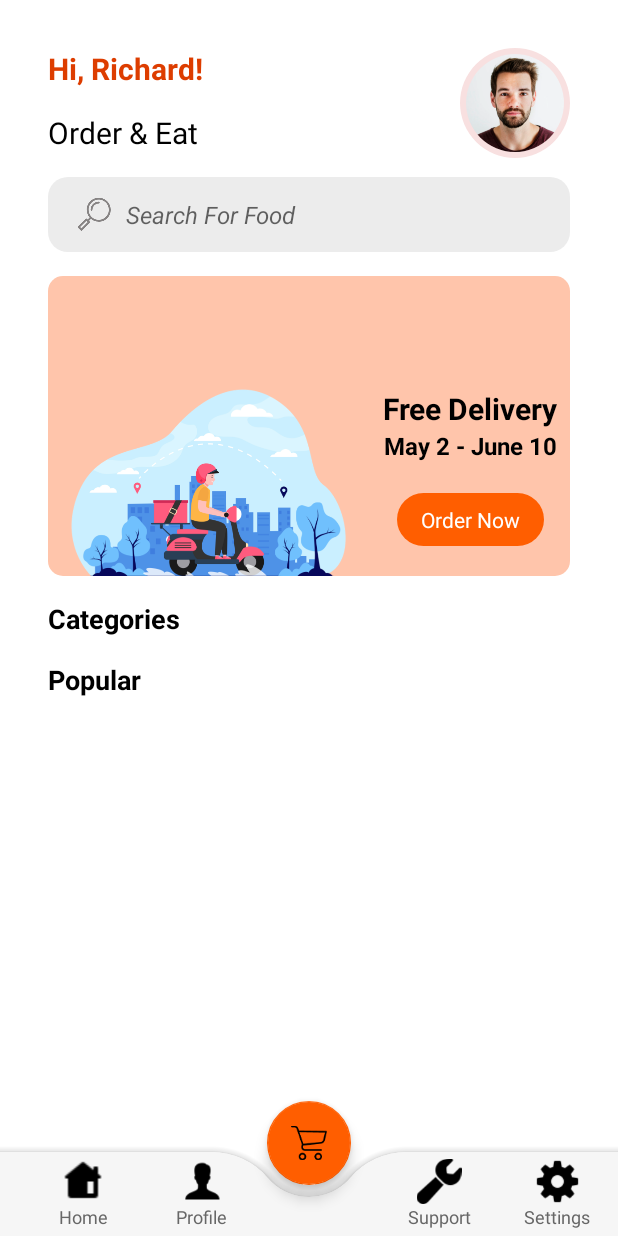
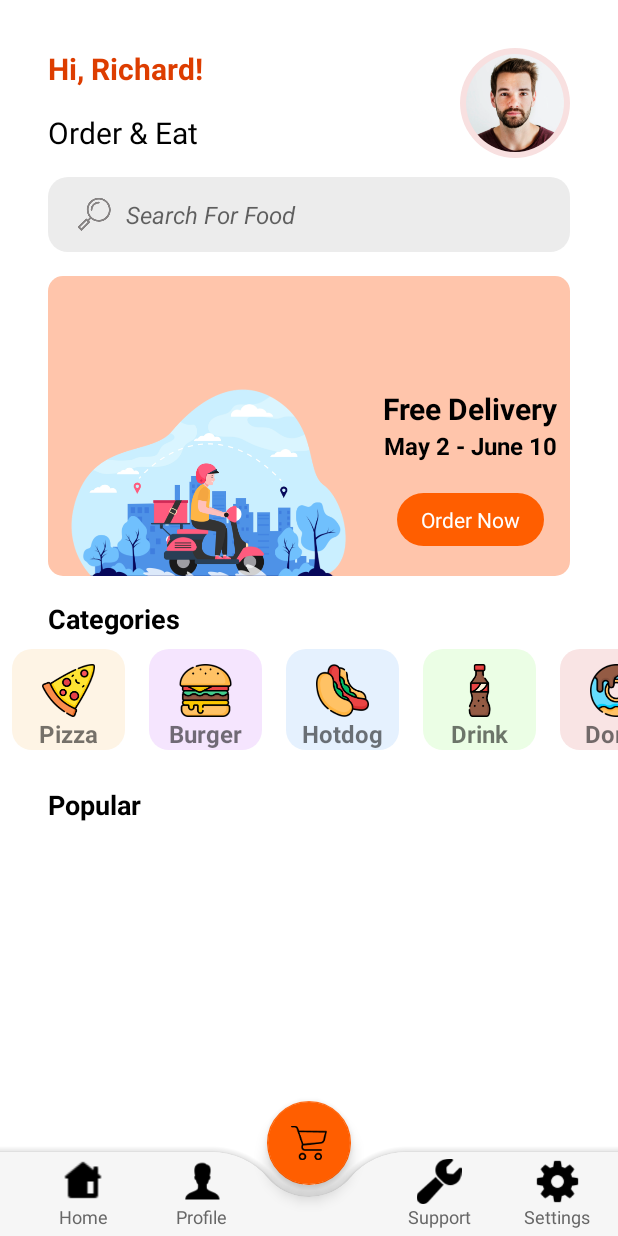
Before and after one commit to George-Bac/food-delivery, an Android app: the MainActivity screen opened directly, with no data from a screen before it, on a phone screen of 412 x 824 dp. Run offline under Robolectric (Android 15) with nearby library versions, the phone set to English and light mode, and no system bars.

Commit message:
Create RecyclerView adapter strategy for defining a set of categories

```diff
--- a/app/src/main/AndroidManifest.xml
+++ b/app/src/main/AndroidManifest.xml
@@ -13,14 +13,14 @@
     android:theme="@style/Theme.FoodDelivery"
     tools:targetApi="31">
     <activity
-      android:name=".MainActivity"
+      android:name=".activity.MainActivity"
       android:exported="false">
       <meta-data
         android:name="android.app.lib_name"
         android:value="" />
     </activity>
     <activity
-      android:name=".IntroActivity"
+      android:name=".activity.IntroActivity"
       android:exported="true">
       <intent-filter>
         <action android:name="android.intent.action.MAIN" />
--- a/app/src/main/java/com/endava/fooddelivery/MainActivity.java
+++ /dev/null
@@ -1,14 +0,0 @@
-package com.endava.fooddelivery;
-
-import androidx.appcompat.app.AppCompatActivity;
-
-import android.os.Bundle;
-
-public class MainActivity extends AppCompatActivity {
-
-   @Override
-   protected void onCreate(Bundle savedInstanceState) {
-      super.onCreate(savedInstanceState);
-      setContentView(R.layout.activity_main);
-   }
-}
--- a/app/src/main/java/com/endava/fooddelivery/IntroActivity.java
+++ b/app/src/main/java/com/endava/fooddelivery/activity/IntroActivity.java
@@ -1,10 +1,12 @@
-package com.endava.fooddelivery;
+package com.endava.fooddelivery.activity;
 
 import androidx.appcompat.app.AppCompatActivity;
 import androidx.constraintlayout.widget.ConstraintLayout;
 
 import android.content.Intent;
 import android.os.Bundle;
+
+import com.endava.fooddelivery.R;
 
 public class IntroActivity extends AppCompatActivity {
 
--- /dev/null
+++ b/app/src/main/java/com/endava/fooddelivery/activity/MainActivity.java
@@ -0,0 +1,39 @@
+package com.endava.fooddelivery.activity;
+
+import androidx.appcompat.app.AppCompatActivity;
+import androidx.recyclerview.widget.LinearLayoutManager;
+import androidx.recyclerview.widget.RecyclerView;
+
+import android.os.Bundle;
+
+import com.endava.fooddelivery.R;
+import com.endava.fooddelivery.adapter.CategoryRecyclerViewAdapter;
+import com.endava.fooddelivery.model.Category;
+
+import java.util.List;
+
+public class MainActivity extends AppCompatActivity {
+
+   private RecyclerView.Adapter categoryRecyclerViewAdapter;
+   private RecyclerView recyclerViewCategories;
+
+   @Override
+   protected void onCreate(Bundle savedInstanceState) {
+      super.onCreate(savedInstanceState);
+      setContentView(R.layout.activity_main);
+
+      recyclerViewCategories = findViewById(R.id.recyclerViewCategories);
+
+      List<Category> categories = List.of(
+            new Category("Pizza", "cat_1"),
+            new Category("Burger", "cat_2"),
+            new Category("Hotdog", "cat_3"),
+            new Category("Drink", "cat_4"),
+            new Category("Donut", "cat_5")
+      );
+      categoryRecyclerViewAdapter = new CategoryRecyclerViewAdapter(categories);
+
+      recyclerViewCategories.setAdapter(categoryRecyclerViewAdapter);
+      recyclerViewCategories.setLayoutManager(new LinearLayoutManager(this, LinearLayoutManager.HORIZONTAL, false));
+   }
+}
--- /dev/null
+++ b/app/src/main/java/com/endava/fooddelivery/adapter/CategoryRecyclerViewAdapter.java
@@ -0,0 +1,80 @@
+package com.endava.fooddelivery.adapter;
+
+import android.view.LayoutInflater;
+import android.view.View;
+import android.view.ViewGroup;
+import android.widget.ImageView;
+import android.widget.TextView;
+
+import androidx.annotation.NonNull;
+import androidx.constraintlayout.widget.ConstraintLayout;
+import androidx.core.content.ContextCompat;
+import androidx.recyclerview.widget.RecyclerView;
+
+import com.bumptech.glide.Glide;
+import com.endava.fooddelivery.R;
+import com.endava.fooddelivery.model.Category;
+
+import java.util.ArrayList;
+import java.util.List;
+
+public class CategoryRecyclerViewAdapter extends RecyclerView.Adapter<CategoryRecyclerViewAdapter.ViewHolder> {
+
+   private List<Category> categories = new ArrayList<>();
+   private String picUrl;
+
+   public CategoryRecyclerViewAdapter(List<Category> categories) {
+      this.categories = categories;
+   }
+
+   @NonNull
+   @Override
+   public ViewHolder onCreateViewHolder(@NonNull ViewGroup parent, int viewType) {
+      return new ViewHolder(LayoutInflater.from(parent.getContext()).inflate(R.layout.viewholder_category, parent, false));
+   }
+
+   @Override
+   public void onBindViewHolder(@NonNull ViewHolder viewHolder, int position) {
+      viewHolder.categoryTitle.setText(categories.get(position).getTitle());
+      viewHolder.categoryTitle.setText(categories.get(position).getTitle());
+      picUrl = "";
+      switch (position) {
+         case 0: setPicUrlAndBackground(viewHolder, "cat_1", R.drawable.category_background1); break;
+         case 1: setPicUrlAndBackground(viewHolder, "cat_2", R.drawable.category_background2); break;
+         case 2: setPicUrlAndBackground(viewHolder, "cat_3", R.drawable.category_background3); break;
+         case 3: setPicUrlAndBackground(viewHolder, "cat_4", R.drawable.category_background4); break;
+         case 4: setPicUrlAndBackground(viewHolder, "cat_5", R.drawable.category_background5); break;
+      }
+      int drawableResourceId = viewHolder.itemView.getContext().getResources().getIdentifier(picUrl, "drawable", viewHolder.itemView.getContext().getPackageName());
+      Glide.with(viewHolder.itemView.getContext()).load(drawableResourceId).into(viewHolder.categoryPic);
+   }
+
+   private void setPicUrlAndBackground(@NonNull ViewHolder viewHolder, String newPicUrl, int categoryBackground) {
+      picUrl = newPicUrl;
+      viewHolder.mainLayout.setBackground(ContextCompat.getDrawable(viewHolder.itemView.getContext(), categoryBackground));
+   }
+
+   @Override
+   public int getItemCount() {
+      return categories.size();
+   }
+
+   public void setCategories(List<Category> categories) {
+      this.categories = categories;
+      notifyDataSetChanged();
+   }
+
+   public class ViewHolder extends RecyclerView.ViewHolder {
+      private TextView categoryTitle;
+      private ImageView categoryPic;
+      private ConstraintLayout mainLayout;
+
+      public ViewHolder(@NonNull View itemView) {
+         super(itemView);
+
+         categoryTitle = itemView.findViewById(R.id.categoryTitle);
+         categoryPic = itemView.findViewById(R.id.categoryPic);
+         mainLayout = itemView.findViewById(R.id.mainLayout);
+      }
+   }
+}
--- /dev/null
+++ b/app/src/main/java/com/endava/fooddelivery/model/Category.java
@@ -0,0 +1,51 @@
+package com.endava.fooddelivery.model;
+
+import java.util.Objects;
+
+public class Category {
+
+   private String title;
+   private String pic;
+
+   public Category(String title, String pic) {
+      this.title = title;
+      this.pic = pic;
+   }
+
+   public String getTitle() {
+      return title;
+   }
+
+   public void setTitle(String title) {
+      this.title = title;
+   }
+
+   public String getpic() {
+      return pic;
+   }
+
+   public void setpic(String pic) {
+      this.pic = pic;
+   }
+
+   @Override
+   public String toString() {
+      return "Category{" +
+            "title='" + title + '\'' +
+            ", pic='" + pic + '\'' +
+            '}';
+   }
+
+   @Override
+   public boolean equals(Object o) {
+      if (this == o) return true;
+      if (o == null || getClass() != o.getClass()) return false;
+      Category category = (Category) o;
+      return title.equals(category.title) && pic.equals(category.pic);
+   }
+
+   @Override
+   public int hashCode() {
+      return Objects.hash(title, pic);
+   }
+}
--- /dev/null
+++ b/app/src/main/res/drawable-v24/category_background2.xml
@@ -0,0 +1,9 @@
+<?xml version="1.0" encoding="utf-8"?>
+<selector xmlns:android="http://schemas.android.com/apk/res/android">
+  <item>
+    <shape android:shape="rectangle">
+      <solid android:color="@color/violet" />
+      <corners android:radius="13dp" />
+    </shape>
+  </item>
+</selector>
--- /dev/null
+++ b/app/src/main/res/drawable-v24/category_background3.xml
@@ -0,0 +1,9 @@
+<?xml version="1.0" encoding="utf-8"?>
+<selector xmlns:android="http://schemas.android.com/apk/res/android">
+  <item>
+    <shape android:shape="rectangle">
+      <solid android:color="@color/light_blue" />
+      <corners android:radius="13dp" />
+    </shape>
+  </item>
+</selector>
--- /dev/null
+++ b/app/src/main/res/drawable-v24/category_background4.xml
@@ -0,0 +1,9 @@
+<?xml version="1.0" encoding="utf-8"?>
+<selector xmlns:android="http://schemas.android.com/apk/res/android">
+  <item>
+    <shape android:shape="rectangle">
+      <solid android:color="@color/light_green" />
+      <corners android:radius="13dp" />
+    </shape>
+  </item>
+</selector>
--- /dev/null
+++ b/app/src/main/res/drawable-v24/category_background5.xml
@@ -0,0 +1,9 @@
+<?xml version="1.0" encoding="utf-8"?>
+<selector xmlns:android="http://schemas.android.com/apk/res/android">
+  <item>
+    <shape android:shape="rectangle">
+      <solid android:color="@color/light_pink" />
+      <corners android:radius="13dp" />
+    </shape>
+  </item>
+</selector>
--- /dev/null
+++ b/app/src/main/res/drawable/category_background1.xml
@@ -0,0 +1,9 @@
+<?xml version="1.0" encoding="utf-8"?>
+<selector xmlns:android="http://schemas.android.com/apk/res/android">
+  <item>
+    <shape android:shape="rectangle">
+      <solid android:color="@color/yellow" />
+      <corners android:radius="13dp" />
+    </shape>
+  </item>
+</selector>
--- a/app/src/main/res/layout/activity_intro.xml
+++ b/app/src/main/res/layout/activity_intro.xml
@@ -4,7 +4,7 @@
   xmlns:tools="http://schemas.android.com/tools"
   android:layout_width="match_parent"
   android:layout_height="match_parent"
-  tools:context=".IntroActivity">
+  tools:context=".activity.IntroActivity">
 
   <ImageView
     android:id="@+id/imageView"
--- a/app/src/main/res/layout/activity_main.xml
+++ b/app/src/main/res/layout/activity_main.xml
@@ -4,7 +4,7 @@
   xmlns:tools="http://schemas.android.com/tools"
   android:layout_width="match_parent"
   android:layout_height="match_parent"
-  tools:context=".MainActivity">
+  tools:context=".activity.MainActivity">
 
   <ScrollView
     android:id="@+id/scrollView"
@@ -169,7 +169,7 @@
           app:layout_constraintTop_toBottomOf="@+id/constraintLayout" />
 
         <androidx.recyclerview.widget.RecyclerView
-          android:id="@+id/recyclerView"
+          android:id="@+id/recyclerViewCategories"
           android:layout_width="match_parent"
           android:layout_height="match_parent"
           app:layout_constraintEnd_toEndOf="parent"
@@ -187,7 +187,7 @@
           android:textSize="18sp"
           android:textStyle="bold"
           app:layout_constraintStart_toStartOf="parent"
-          app:layout_constraintTop_toBottomOf="@+id/recyclerView" />
+          app:layout_constraintTop_toBottomOf="@+id/recyclerViewCategories" />
 
         <androidx.recyclerview.widget.RecyclerView
           android:layout_width="match_parent"
--- /dev/null
+++ b/app/src/main/res/layout/viewholder_category.xml
@@ -0,0 +1,35 @@
+<?xml version="1.0" encoding="utf-8"?>
+<androidx.constraintlayout.widget.ConstraintLayout xmlns:android="http://schemas.android.com/apk/res/android"
+  xmlns:app="http://schemas.android.com/apk/res-auto"
+  android:id="@+id/mainLayout"
+  android:layout_width="75dp"
+  android:layout_height="wrap_content"
+  android:layout_margin="8dp"
+  android:background="@drawable/category_background1">
+
+  <TextView
+    android:id="@+id/categoryTitle"
+    android:layout_width="wrap_content"
+    android:layout_height="wrap_content"
+    android:text="title"
+    android:textSize="16sp"
+    android:textStyle="bold"
+    app:layout_constraintEnd_toEndOf="@+id/categoryPic"
+    app:layout_constraintStart_toStartOf="@+id/categoryPic"
+    app:layout_constraintTop_toBottomOf="@+id/categoryPic" />
+
+  <ImageView
+    android:id="@+id/categoryPic"
+    android:layout_width="35dp"
+    android:layout_height="35dp"
+    android:layout_marginStart="10dp"
+    android:layout_marginTop="10dp"
+    android:layout_marginEnd="10dp"
+    android:layout_marginBottom="8dp"
+    app:layout_constraintBottom_toBottomOf="parent"
+    app:layout_constraintEnd_toEndOf="parent"
+    app:layout_constraintStart_toStartOf="parent"
+    app:layout_constraintTop_toTopOf="parent"
+    app:layout_constraintVertical_bias="0.0"
+    app:srcCompat="@drawable/cat_1" />
+</androidx.constraintlayout.widget.ConstraintLayout>
--- a/app/src/main/res/values/colors.xml
+++ b/app/src/main/res/values/colors.xml
@@ -15,4 +15,9 @@
   <color name="gray3">#676767</color>
   <color name="pink">#FFC5AB</color>
   <color name="light_gray">#F6F6F6</color>
+  <color name="yellow">#FEF4E5</color>
+  <color name="violet">#F5E5FE</color>
+  <color name="light_blue">#E5F1FE</color>
+  <color name="light_green">#EBFEE5</color>
+  <color name="light_pink">#F9E4E4</color>
 </resources>
```
